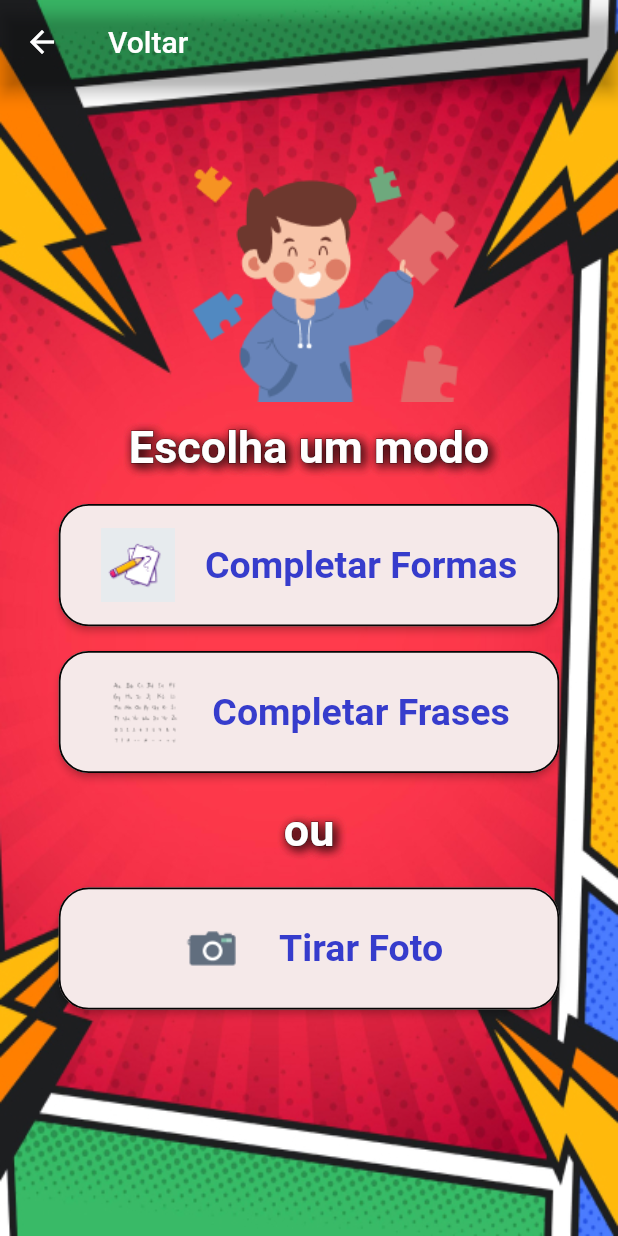
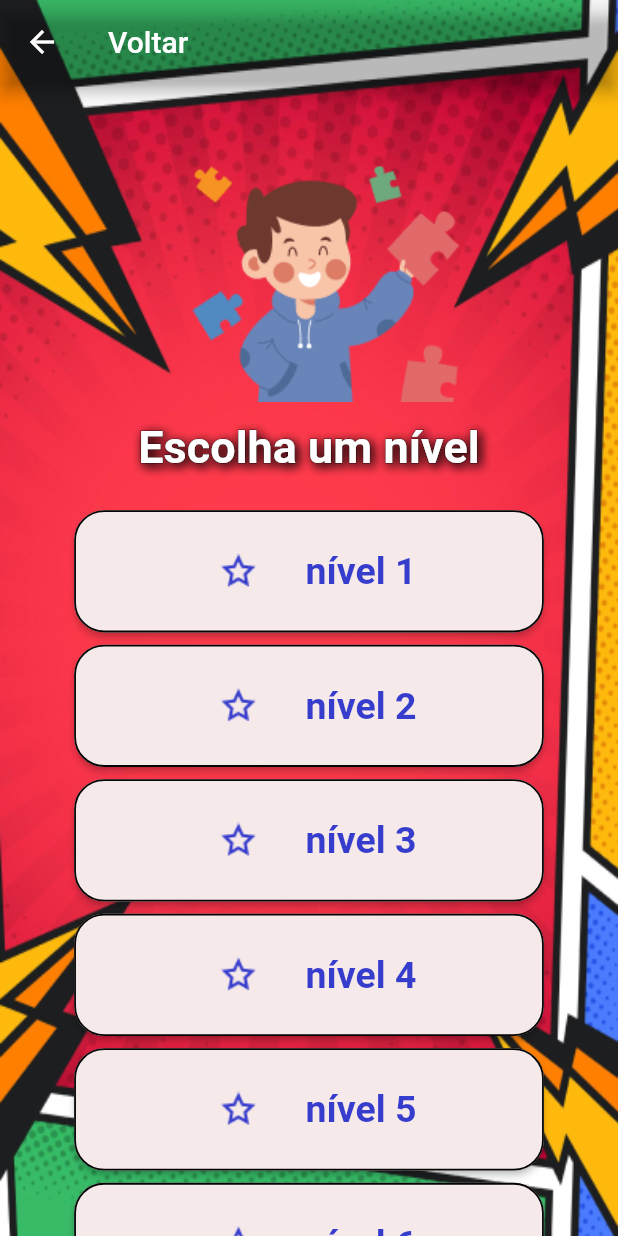
Before and after one commit to viniciusOLN/drawtism, a Flutter app: the ChooseMode screen opened by its route, after a tap on "Completar Formas", on a phone screen of 412 x 824 dp. Run offline on Flutter 3.47's test engine with Material 2 defaults, Android fonts, the phone set to English and light mode, and no system bars; missing offline and left inert: image_gallery_saver_v3.

Commit message:
adicionando tela de seleção de níveis

```diff
--- a/lib/app/features/choosepage/presentation/choosepage.dart
+++ b/lib/app/features/choosepage/presentation/choosepage.dart
@@ -22,19 +22,23 @@ class ChooseMode extends StatelessWidget {
         title: const Text('Voltar'),
       ),
       body: Background(
+        child: SingleChildScrollView(
           child: Column(
             crossAxisAlignment: CrossAxisAlignment.center,
             children: [
               SizedBox(height: width * 0.090),
               Image.asset("assets/images/logo.png"),
               SizedBox(height: width * 0.030),
-            CustomText(text: "Escolha um modo", style: TextStyles.defaultStyle),
+              CustomText(
+                  text: "Escolha um modo", style: TextStyles.defaultStyle),
               SizedBox(height: width * 0.05),
               CustomContainer(
                 width: width * 0.81,
                 children: [
                   CustomButton(
-                  onPressed: () {},
+                    onPressed: () {
+                      Navigator.pushNamed(context, '/level');
+                    },
                     title: 'Completar Formas',
                     style: TextStyles.blueTextButtonStyle,
                     color: ColorStyle.buttonWhite,
@@ -42,7 +46,9 @@ class ChooseMode extends StatelessWidget {
                   ),
                   SizedBox(height: width * 0.04),
                   CustomButton(
-                  onPressed: () {},
+                    onPressed: () {
+                      Navigator.pushNamed(context, '/level');
+                    },
                     title: 'Completar Frases',
                     style: TextStyles.blueTextButtonStyle,
                     color: ColorStyle.buttonWhite,
@@ -66,6 +72,7 @@ class ChooseMode extends StatelessWidget {
             ],
           ),
         ),
+      ),
     );
   }
 }
--- a/lib/app/features/drawpage/presentation/drawpage.dart
+++ b/lib/app/features/drawpage/presentation/drawpage.dart
@@ -7,10 +7,6 @@ class DrawPage extends StatelessWidget {
 
   @override
   Widget build(BuildContext context) {
-    SystemChrome.setPreferredOrientations([
-      DeviceOrientation.landscapeLeft,
-      DeviceOrientation.landscapeRight,
-    ]);
     SystemChrome.setEnabledSystemUIMode(
       SystemUiMode.immersive,
     );
--- a/lib/app/features/homepage/presentation/homepage.dart
+++ b/lib/app/features/homepage/presentation/homepage.dart
@@ -17,6 +17,7 @@ class Homepage extends StatelessWidget {
 
     return Scaffold(
       body: Background(
+        child: SingleChildScrollView(
           child: Column(
             crossAxisAlignment: CrossAxisAlignment.center,
             children: [
@@ -52,6 +53,7 @@ class Homepage extends StatelessWidget {
             ],
           ),
         ),
+      ),
     );
   }
 }
--- /dev/null
+++ b/lib/app/features/levelpage/presentation/levelpage.dart
@@ -0,0 +1,64 @@
+import 'package:drawtism/app/global/utils/colors.dart';
+import 'package:drawtism/app/global/widgets/default_container.dart';
+import 'package:flutter/material.dart';
+
+import '../../../global/utils/deviceUtils.dart';
+import '../../../global/utils/text_styles.dart';
+import '../../../global/widgets/background.dart';
+import '../../../global/widgets/customText.dart';
+import '../../../global/widgets/default_button.dart';
+
+class LevelPage extends StatelessWidget {
+  const LevelPage({super.key});
+
+  @override
+  Widget build(BuildContext context) {
+    List<String> levels = ['a', 'b', 'c', 'd', 'e', 'f', 'g', 'h'];
+    double width = DeviceUtils.width(context);
+
+    return Scaffold(
+      extendBodyBehindAppBar: true,
+      appBar: AppBar(
+        backgroundColor: Colors.transparent,
+        title: const Text('Voltar'),
+      ),
+      body: Background(
+        child: SingleChildScrollView(
+          child: Column(
+            crossAxisAlignment: CrossAxisAlignment.center,
+            children: [
+              SizedBox(height: width * 0.090),
+              Image.asset("assets/images/logo.png"),
+              SizedBox(height: width * 0.030),
+              CustomText(
+                text: "Escolha um nível",
+                style: TextStyles.defaultStyle,
+              ),
+              SizedBox(height: width * 0.06),
+              CustomContainer(
+                width: width * 0.76,
+                children: List.generate(levels.length, (index) {
+                  index = index + 1;
+                  return Column(
+                    children: [
+                      CustomButton(
+                        onPressed: () {
+                          Navigator.pushNamed(context, '/drawpage');
+                        },
+                        title: 'nível $index',
+                        style: TextStyles.blueTextButtonStyle,
+                        color: ColorStyle.buttonWhite,
+                        imageUrl: 'assets/images/icons/blue_star.png',
+                      ),
+                      SizedBox(height: width * 0.02),
+                    ],
+                  );
+                }),
+              ),
+            ],
+          ),
+        ),
+      ),
+    );
+  }
+}
--- a/lib/app/routes/routes.dart
+++ b/lib/app/routes/routes.dart
@@ -1,10 +1,12 @@
 import 'package:drawtism/app/features/choosepage/presentation/choosepage.dart';
 import 'package:drawtism/app/features/drawpage/presentation/drawpage.dart';
 import 'package:drawtism/app/features/homepage/presentation/homepage.dart';
+import 'package:drawtism/app/features/levelpage/presentation/levelpage.dart';
 import 'package:flutter/material.dart';
 
 Map<String, Widget Function(BuildContext)> routes = {
   '/': (context) => const Homepage(),
   '/drawpage': (context) => const DrawPage(),
   '/mode': (context) => const ChooseMode(),
+  '/level': (context) => const LevelPage(),
 };
```
Also changed, not shown: lib/app/features/drawpage/presentation/canvaspage.dart (+4 -4 lines), assets/images/icons/blue_star.png (added), assets/images/icons/star.png (added). Lines whose indentation alone changed are shown as unchanged.
